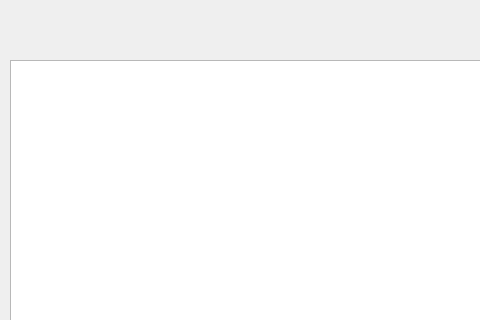
mssung34/Yanolja, file Yanolja_clnt1/tour_list.ui: the form before one commit; both pictures show x 0 to 480 and y 0 to 320 of the 1000 by 550 pixel window.
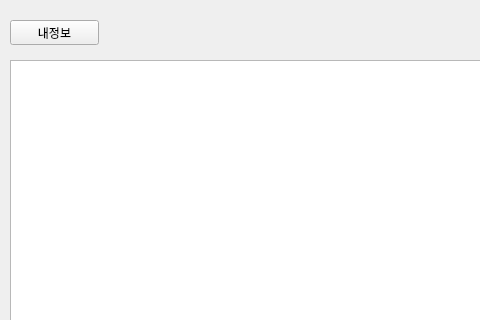
The form after the commit.

Diff of the .ui file:
```diff
--- a/Yanolja_clnt1/tour_list.ui
+++ b/Yanolja_clnt1/tour_list.ui
@@ -64,6 +64,19 @@
     <bool>false</bool>
    </attribute>
   </widget>
+  <widget class="QPushButton" name="user_btn">
+   <property name="geometry">
+    <rect>
+     <x>10</x>
+     <y>20</y>
+     <width>89</width>
+     <height>25</height>
+    </rect>
+   </property>
+   <property name="text">
+    <string>내정보</string>
+   </property>
+  </widget>
  </widget>
  <resources/>
  <connections/>
```
